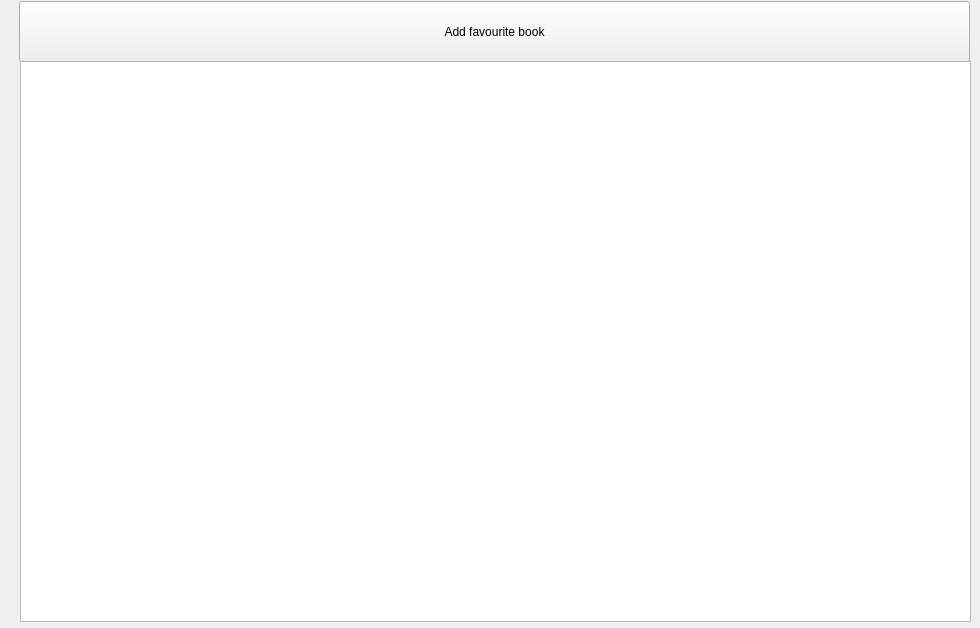
Before: the Qt Designer form favourite.ui in platohaDebil/BooksApp, drawn with Qt 5.
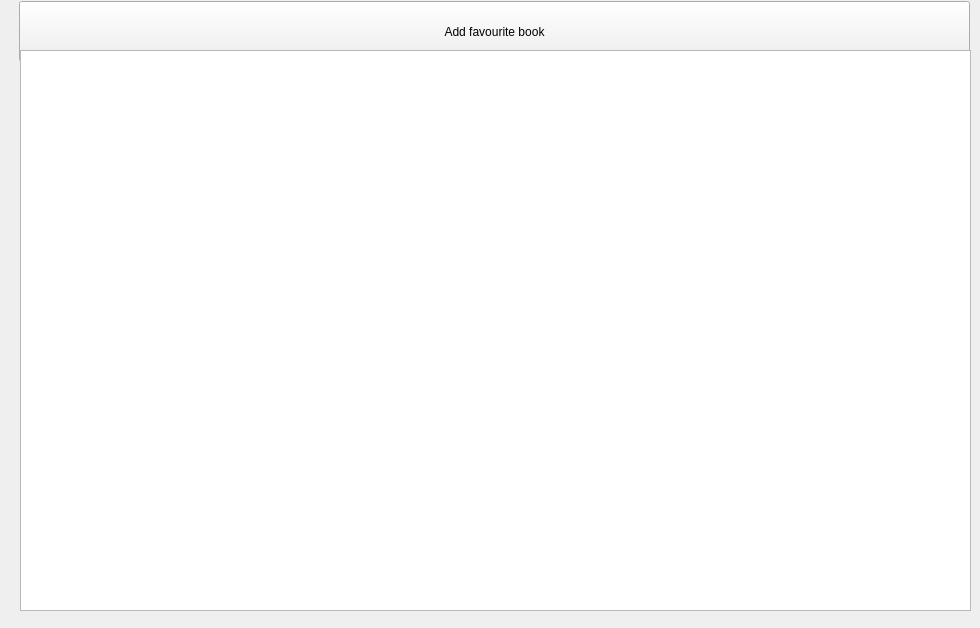
After: the same form once the commit is applied.

```diff
--- a/favourite.ui
+++ b/favourite.ui
@@ -30,7 +30,7 @@
    <property name="geometry">
     <rect>
      <x>20</x>
-     <y>61</y>
+     <y>50</y>
      <width>951</width>
      <height>561</height>
     </rect>
```
